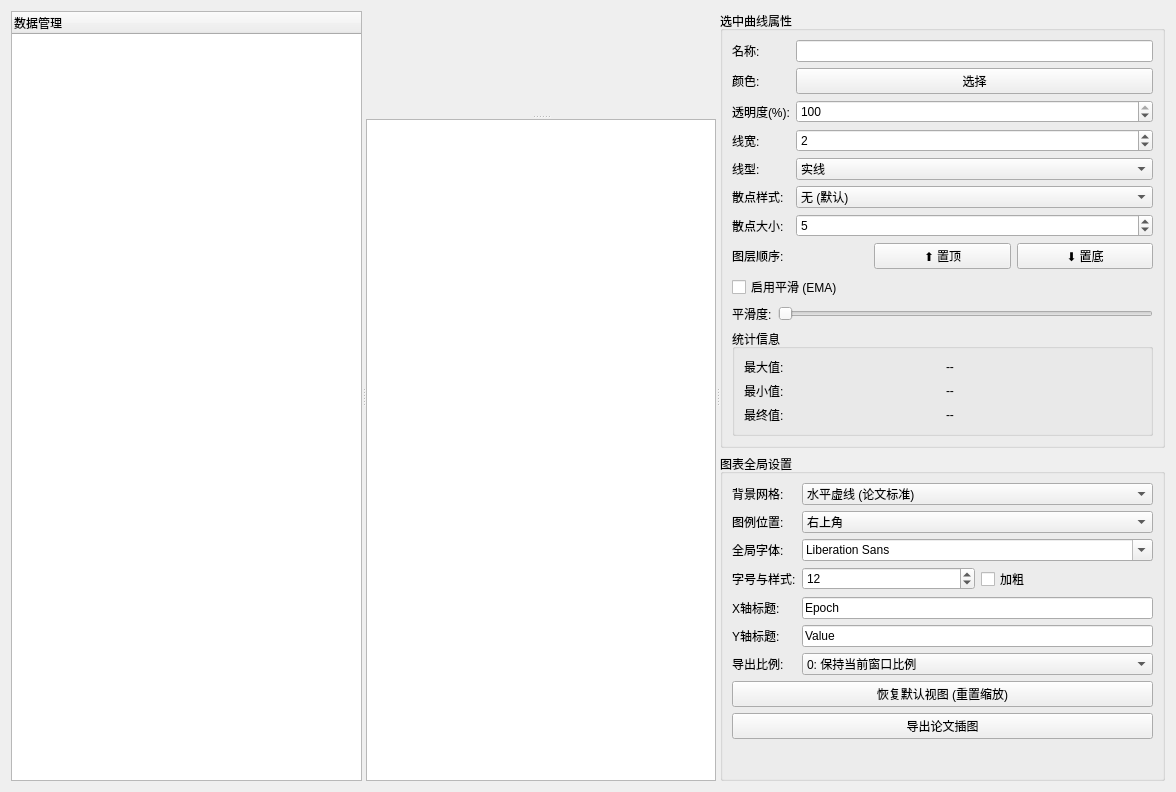
The window that src/widget/CsvAnalyzeWidget.ui (GRZ21/DeepVisionWorkbench) describes before a commit, drawn with Qt 5.
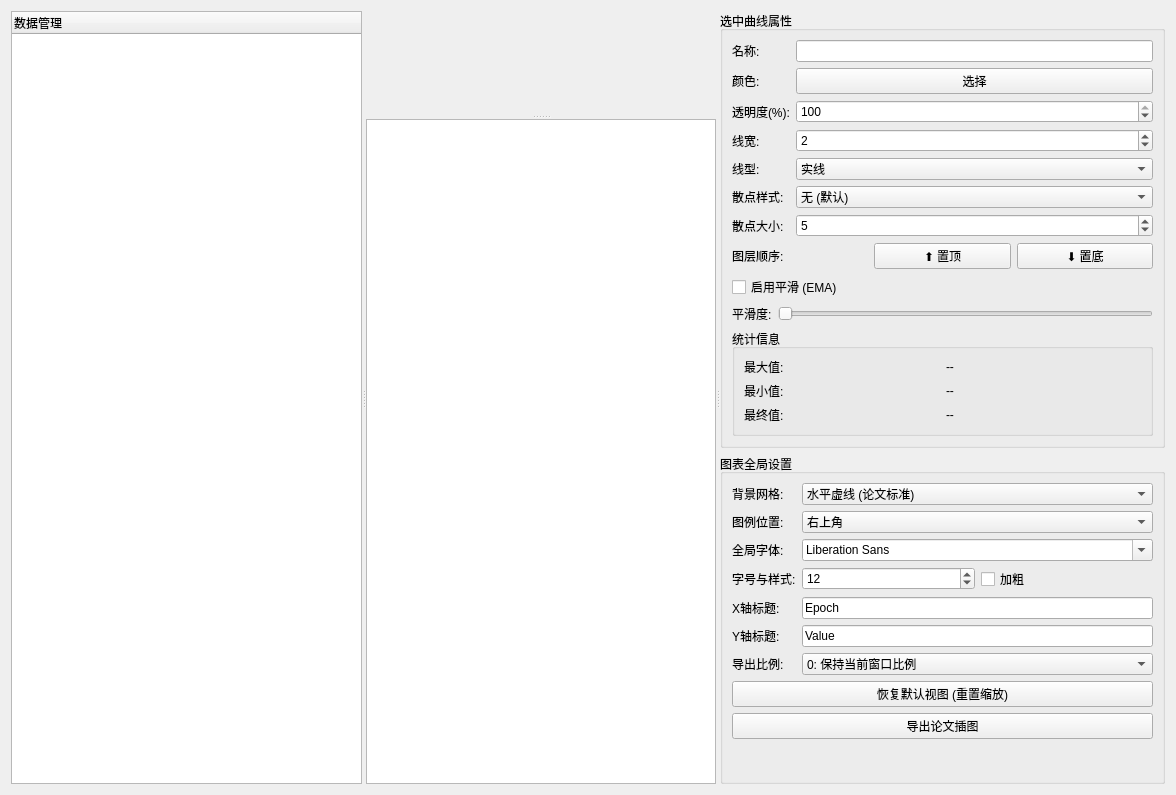
The same window after the commit. Custom widgets are drawn as their Qt base class.

Diff of the .ui file:
```diff
--- a/src/widget/CsvAnalyzeWidget.ui
+++ b/src/widget/CsvAnalyzeWidget.ui
@@ -7,7 +7,7 @@
     <x>0</x>
     <y>0</y>
     <width>1176</width>
-    <height>792</height>
+    <height>795</height>
    </rect>
   </property>
   <property name="windowTitle">
@@ -16,6 +16,12 @@
   <layout class="QVBoxLayout" name="verticalLayout">
    <item>
     <widget class="QSplitter" name="Hsplitter">
+     <property name="sizePolicy">
+      <sizepolicy hsizetype="Expanding" vsizetype="Expanding">
+       <horstretch>0</horstretch>
+       <verstretch>0</verstretch>
+      </sizepolicy>
+     </property>
      <property name="orientation">
       <enum>Qt::Orientation::Horizontal</enum>
      </property>
```
